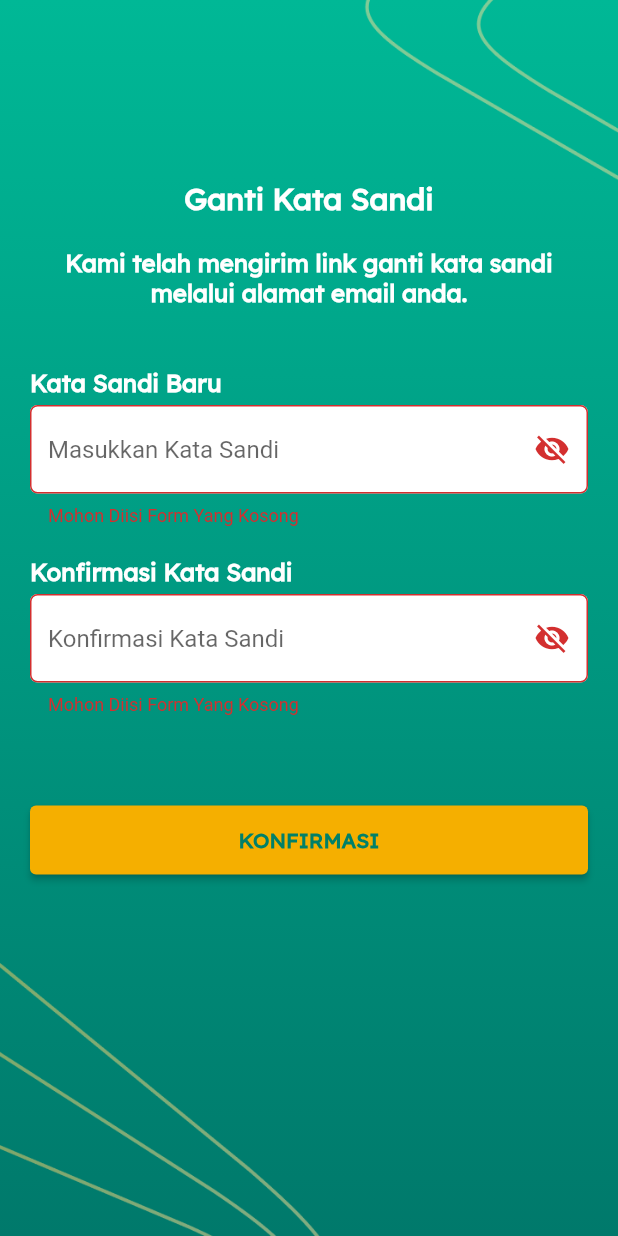
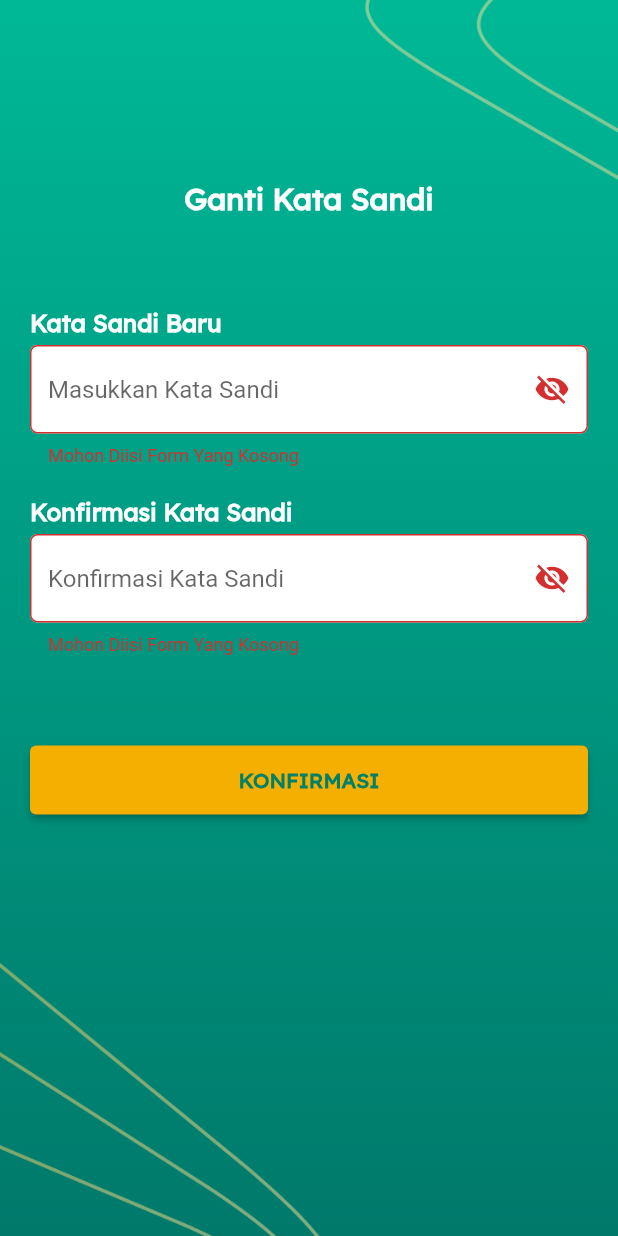
Before and after one commit to rasyiddani/telepandu_dokter, a Flutter app: the NewPasswordPage screen opened directly with empty values, after a tap on "KONFIRMASI", on a phone screen of 412 x 824 dp. Run offline on Flutter 3.47's test engine with Material 2 defaults, Android fonts, the phone set to English and light mode, and no system bars; our stand-ins replace cloud_firestore, firebase_core, lottie, permission_handler, shared_preferences, syncfusion_flutter_calendar; missing offline and left inert: agora_rtc_engine; accounts and stored records are empty.

Commit message:
update ganti password

```diff
--- a/lib/main.dart
+++ b/lib/main.dart
@@ -30,7 +30,7 @@ class MyApp extends StatelessWidget {
             '/': (context) => const SplashScreen(),
             '/login': (context) => const LoginPage(),
             '/forgot_password': (context) => const ForgotPasswordPage(),
-            '/new_password': (context) => const NewPasswordPage(),
+            // '/new_password': (context) =>  NewPasswordPage(),
             '/dashboard': (context) => const DashboardPage(),
             '/profile_menu': (context) => const ProfileMenuPage(),
             '/user_profile': (context) => const UserProfile(),
--- a/lib/views/auth/new_password.dart
+++ b/lib/views/auth/new_password.dart
@@ -1,7 +1,7 @@
 part of '../views.dart';
 
 class NewPasswordPage extends StatefulWidget {
-  const NewPasswordPage({Key? key, required this.email}) : super(key: key);
+  NewPasswordPage({Key? key, required this.email}) : super(key: key);
 
   final String email;
 
@@ -48,15 +48,15 @@ class _NewPasswordPageState extends State<NewPasswordPage> {
                     ),
                   ),
                   const SizedBox(height: 20),
-                  Align(
-                    alignment: Alignment.center,
-                    child: Text(
-                      "Kami telah mengirim link ganti kata sandi melalui alamat email anda.",
-                      style: CustomStyle.titleText
-                          .copyWith(fontSize: Dimensions.bodyLargeTextSize),
-                      textAlign: TextAlign.center,
-                    ),
-                  ),
+                  // Align(
+                  //   alignment: Alignment.center,
+                  //   child: Text(
+                  //     "Kami telah mengirim link ganti kata sandi melalui alamat email anda.",
+                  //     style: CustomStyle.titleText
+                  //         .copyWith(fontSize: Dimensions.bodyLargeTextSize),
+                  //     textAlign: TextAlign.center,
+                  //   ),
+                  // ),
                   const SizedBox(height: 40),
                   Form(
                       key: _formKey,
@@ -125,10 +125,10 @@ class _NewPasswordPageState extends State<NewPasswordPage> {
                                 if (value.length < 8) {
                                   return "Kata Sandi Minimal 8 digit";
                                 }
-                                if (_controllerRepassword !=
-                                    _controllerPassword) {
-                                  return "Kata Sandi Tidak Cocok";
-                                }
+                                // if (_controllerRepassword !=
+                                //     _controllerPassword) {
+                                //   return "Kata Sandi Tidak Cocok";
+                                // }
                                 return null;
                               }
                             },
@@ -141,7 +141,7 @@ class _NewPasswordPageState extends State<NewPasswordPage> {
                                   setState((){
                                     isLoading= true;
                                   });
-                                  // print("status ${isLoading}");
+                                  print("status ${isLoading}");
                                   if (_controllerPassword?.text ==
                                       _controllerRepassword?.text) {
                                     await Provider.of<AuthProvider>(context, listen: false).resetPassword(widget.email, _controllerPassword!.text);
```
